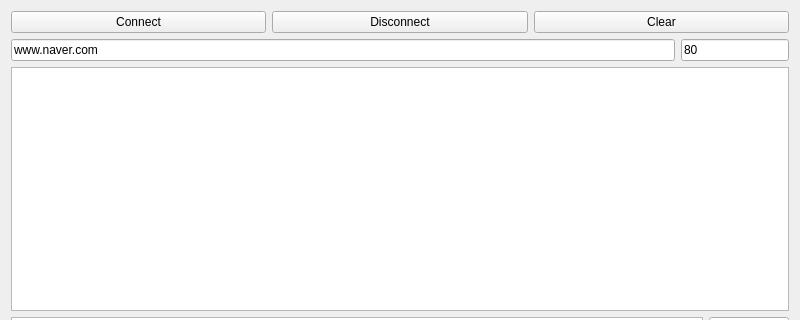
Before: the Qt Designer form widget.ui in moon-piece/webclient, drawn with Qt 5; both pictures show x 0 to 800 and y 0 to 320 of the 800 by 600 pixel window.
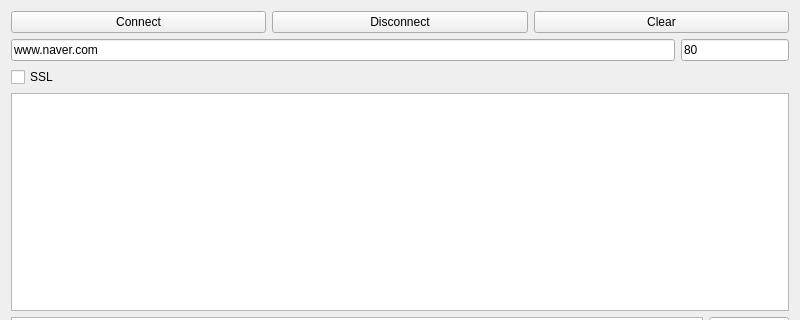
After: the same form once the commit is applied.

```diff
--- a/widget.ui
+++ b/widget.ui
@@ -67,6 +67,19 @@
          </item>
         </layout>
        </item>
+       <item>
+        <widget class="QCheckBox" name="checkBox">
+         <property name="sizePolicy">
+          <sizepolicy hsizetype="Preferred" vsizetype="Fixed">
+           <horstretch>0</horstretch>
+           <verstretch>0</verstretch>
+          </sizepolicy>
+         </property>
+         <property name="text">
+          <string>SSL</string>
+         </property>
+        </widget>
+       </item>
        <item>
         <widget class="QPlainTextEdit" name="pteMessage"/>
        </item>
```
